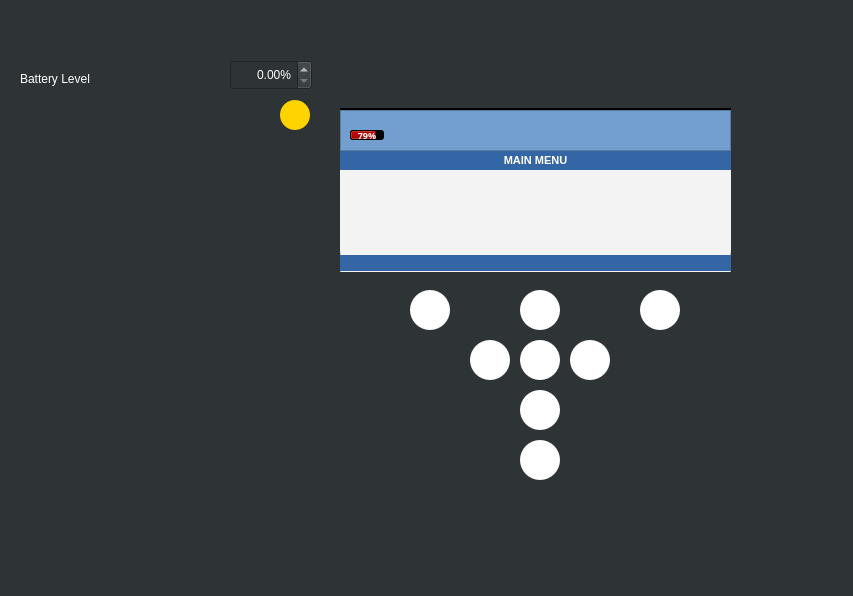
The window that HRV/mainwindow.ui (NirmithDAlmeida/HRV3004Team6) describes before a commit, drawn with Qt 5.
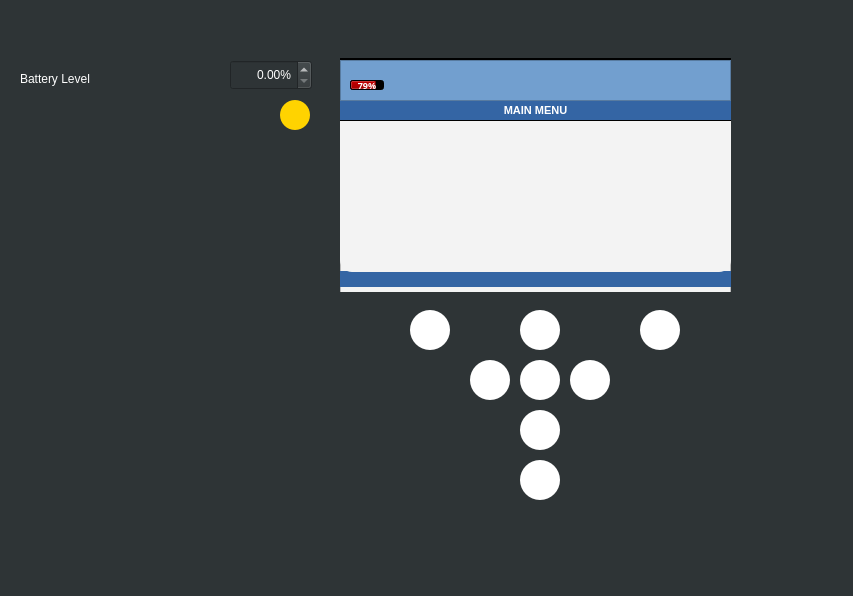
The same window after the commit. Icons and pictures are not drawn.

```diff
--- a/HRV/mainwindow.ui
+++ b/HRV/mainwindow.ui
@@ -50,9 +50,9 @@
     <property name="geometry">
      <rect>
       <x>310</x>
-      <y>20</y>
+      <y>-13</y>
       <width>461</width>
-      <height>488</height>
+      <height>571</height>
      </rect>
     </property>
     <property name="sizePolicy">
@@ -88,7 +88,7 @@
     <property name="geometry">
      <rect>
       <x>520</x>
-      <y>440</y>
+      <y>460</y>
       <width>40</width>
       <height>40</height>
      </rect>
@@ -136,7 +136,7 @@
     <property name="geometry">
      <rect>
       <x>340</x>
-      <y>110</y>
+      <y>60</y>
       <width>391</width>
       <height>41</height>
      </rect>
@@ -220,14 +220,36 @@
       <string>%p%</string>
      </property>
     </widget>
+    <widget class="QLabel" name="electrodeLabel_2">
+     <property name="geometry">
+      <rect>
+       <x>350</x>
+       <y>10</y>
+       <width>21</width>
+       <height>21</height>
+      </rect>
+     </property>
+     <property name="styleSheet">
+      <string notr="true"/>
+     </property>
+     <property name="text">
+      <string/>
+     </property>
+     <property name="pixmap">
+      <pixmap resource="HRVImages.qrc">:/images/icons/WhiteHeart.svg</pixmap>
+     </property>
+     <property name="scaledContents">
+      <bool>true</bool>
+     </property>
+    </widget>
    </widget>
    <widget class="QGraphicsView" name="powerOffView">
     <property name="geometry">
      <rect>
       <x>340</x>
-      <y>108</y>
+      <y>58</y>
       <width>391</width>
-      <height>161</height>
+      <height>231</height>
      </rect>
     </property>
     <property name="styleSheet">
@@ -238,9 +260,9 @@
     <property name="geometry">
      <rect>
       <x>340</x>
-      <y>170</y>
+      <y>121</y>
       <width>391</width>
-      <height>102</height>
+      <height>171</height>
      </rect>
     </property>
     <property name="styleSheet">
@@ -251,7 +273,7 @@
      <property name="geometry">
       <rect>
        <x>0</x>
-       <y>85</y>
+       <y>150</y>
        <width>191</width>
        <height>16</height>
       </rect>
@@ -279,7 +301,7 @@
      <property name="geometry">
       <rect>
        <x>190</x>
-       <y>85</y>
+       <y>150</y>
        <width>201</width>
        <height>16</height>
       </rect>
@@ -306,13 +328,13 @@
       <number>6</number>
      </property>
     </widget>
-    <widget class="QGraphicsView" name="treatmentView">
+    <widget class="QGraphicsView" name="SessionView">
      <property name="geometry">
       <rect>
        <x>0</x>
        <y>0</y>
        <width>391</width>
-       <height>111</height>
+       <height>181</height>
       </rect>
      </property>
      <property name="font">
@@ -330,7 +352,7 @@
        <x>0</x>
        <y>0</y>
        <width>391</width>
-       <height>91</height>
+       <height>151</height>
       </rect>
      </property>
      <property name="styleSheet">
@@ -359,16 +381,226 @@
       <number>-1</number>
      </property>
     </widget>
-    <zorder>treatmentView</zorder>
-    <zorder>mainMenuListView</zorder>
+    <widget class="QLabel" name="CoherenceText">
+     <property name="enabled">
+      <bool>true</bool>
+     </property>
+     <property name="geometry">
+      <rect>
+       <x>10</x>
+       <y>10</y>
+       <width>71</width>
+       <height>20</height>
+      </rect>
+     </property>
+     <property name="font">
+      <font>
+       <pointsize>8</pointsize>
+      </font>
+     </property>
+     <property name="styleSheet">
+      <string notr="true">background-color: rgb(52, 101, 164);
+color: rgb(255, 255, 255);</string>
+     </property>
+     <property name="text">
+      <string>Coherence</string>
+     </property>
+     <property name="scaledContents">
+      <bool>false</bool>
+     </property>
+     <property name="alignment">
+      <set>Qt::AlignRight|Qt::AlignTrailing|Qt::AlignVCenter</set>
+     </property>
+     <property name="indent">
+      <number>6</number>
+     </property>
+    </widget>
+    <widget class="QLabel" name="LengthText">
+     <property name="enabled">
+      <bool>true</bool>
+     </property>
+     <property name="geometry">
+      <rect>
+       <x>120</x>
+       <y>10</y>
+       <width>51</width>
+       <height>20</height>
+      </rect>
+     </property>
+     <property name="font">
+      <font>
+       <pointsize>8</pointsize>
+      </font>
+     </property>
+     <property name="styleSheet">
+      <string notr="true">background-color: rgb(52, 101, 164);
+color: rgb(255, 255, 255);</string>
+     </property>
+     <property name="text">
+      <string>Length</string>
+     </property>
+     <property name="scaledContents">
+      <bool>false</bool>
+     </property>
+     <property name="alignment">
+      <set>Qt::AlignRight|Qt::AlignTrailing|Qt::AlignVCenter</set>
+     </property>
+     <property name="indent">
+      <number>6</number>
+     </property>
+    </widget>
+    <widget class="QLabel" name="Achievement">
+     <property name="enabled">
+      <bool>true</bool>
+     </property>
+     <property name="geometry">
+      <rect>
+       <x>220</x>
+       <y>10</y>
+       <width>81</width>
+       <height>20</height>
+      </rect>
+     </property>
+     <property name="font">
+      <font>
+       <pointsize>8</pointsize>
+      </font>
+     </property>
+     <property name="styleSheet">
+      <string notr="true">background-color: rgb(52, 101, 164);
+color: rgb(255, 255, 255);</string>
+     </property>
+     <property name="text">
+      <string>Achievement</string>
+     </property>
+     <property name="scaledContents">
+      <bool>false</bool>
+     </property>
+     <property name="alignment">
+      <set>Qt::AlignRight|Qt::AlignTrailing|Qt::AlignVCenter</set>
+     </property>
+     <property name="indent">
+      <number>6</number>
+     </property>
+    </widget>
+    <widget class="QLabel" name="CoherenceTextValue">
+     <property name="enabled">
+      <bool>true</bool>
+     </property>
+     <property name="geometry">
+      <rect>
+       <x>10</x>
+       <y>30</y>
+       <width>71</width>
+       <height>20</height>
+      </rect>
+     </property>
+     <property name="font">
+      <font>
+       <pointsize>8</pointsize>
+      </font>
+     </property>
+     <property name="styleSheet">
+      <string notr="true">background-color: rgb(255,255,255);
+color: rgb(0, 0, 0);</string>
+     </property>
+     <property name="text">
+      <string>0.0</string>
+     </property>
+     <property name="scaledContents">
+      <bool>false</bool>
+     </property>
+     <property name="alignment">
+      <set>Qt::AlignRight|Qt::AlignTrailing|Qt::AlignVCenter</set>
+     </property>
+     <property name="indent">
+      <number>6</number>
+     </property>
+    </widget>
+    <widget class="QLabel" name="LengthTextValue">
+     <property name="enabled">
+      <bool>true</bool>
+     </property>
+     <property name="geometry">
+      <rect>
+       <x>120</x>
+       <y>30</y>
+       <width>51</width>
+       <height>20</height>
+      </rect>
+     </property>
+     <property name="font">
+      <font>
+       <pointsize>8</pointsize>
+      </font>
+     </property>
+     <property name="styleSheet">
+      <string notr="true">background-color: rgb(255,255,255);
+color: rgb(0, 0, 0);</string>
+     </property>
+     <property name="text">
+      <string>0.0</string>
+     </property>
+     <property name="scaledContents">
+      <bool>false</bool>
+     </property>
+     <property name="alignment">
+      <set>Qt::AlignRight|Qt::AlignTrailing|Qt::AlignVCenter</set>
+     </property>
+     <property name="indent">
+      <number>6</number>
+     </property>
+    </widget>
+    <widget class="QLabel" name="AchievementValue">
+     <property name="enabled">
+      <bool>true</bool>
+     </property>
+     <property name="geometry">
+      <rect>
+       <x>220</x>
+       <y>30</y>
+       <width>81</width>
+       <height>20</height>
+      </rect>
+     </property>
+     <property name="font">
+      <font>
+       <pointsize>8</pointsize>
+      </font>
+     </property>
+     <property name="styleSheet">
+      <string notr="true">background-color: rgb(255,255,255);
+color: rgb(0, 0, 0);</string>
+     </property>
+     <property name="text">
+      <string>0.0</string>
+     </property>
+     <property name="scaledContents">
+      <bool>false</bool>
+     </property>
+     <property name="alignment">
+      <set>Qt::AlignRight|Qt::AlignTrailing|Qt::AlignVCenter</set>
+     </property>
+     <property name="indent">
+      <number>6</number>
+     </property>
+    </widget>
+    <zorder>SessionView</zorder>
     <zorder>challengeLabel</zorder>
     <zorder>breathintLabel</zorder>
+    <zorder>CoherenceText</zorder>
+    <zorder>LengthText</zorder>
+    <zorder>Achievement</zorder>
+    <zorder>CoherenceTextValue</zorder>
+    <zorder>LengthTextValue</zorder>
+    <zorder>AchievementValue</zorder>
+    <zorder>mainMenuListView</zorder>
    </widget>
    <widget class="QLabel" name="menuLabel">
     <property name="geometry">
      <rect>
       <x>340</x>
-      <y>150</y>
+      <y>100</y>
       <width>391</width>
       <height>20</height>
      </rect>
@@ -401,7 +633,7 @@
     <property name="geometry">
      <rect>
       <x>640</x>
-      <y>290</y>
+      <y>310</y>
       <width>40</width>
       <height>40</height>
      </rect>
@@ -449,7 +681,7 @@
     <property name="geometry">
      <rect>
       <x>410</x>
-      <y>290</y>
+      <y>310</y>
       <width>40</width>
       <height>40</height>
      </rect>
@@ -497,7 +729,7 @@
     <property name="geometry">
      <rect>
       <x>520</x>
-      <y>290</y>
+      <y>310</y>
       <width>40</width>
       <height>40</height>
      </rect>
@@ -557,7 +789,7 @@
     <property name="geometry">
      <rect>
       <x>520</x>
-      <y>340</y>
+      <y>360</y>
       <width>40</width>
       <height>40</height>
      </rect>
@@ -605,7 +837,7 @@
     <property name="geometry">
      <rect>
       <x>570</x>
-      <y>340</y>
+      <y>360</y>
       <width>40</width>
       <height>40</height>
      </rect>
@@ -665,7 +897,7 @@
     <property name="geometry">
      <rect>
       <x>470</x>
-      <y>340</y>
+      <y>360</y>
       <width>40</width>
       <height>40</height>
      </rect>
@@ -722,7 +954,7 @@
     <property name="geometry">
      <rect>
       <x>520</x>
-      <y>390</y>
+      <y>410</y>
       <width>40</width>
       <height>40</height>
      </rect>
```
